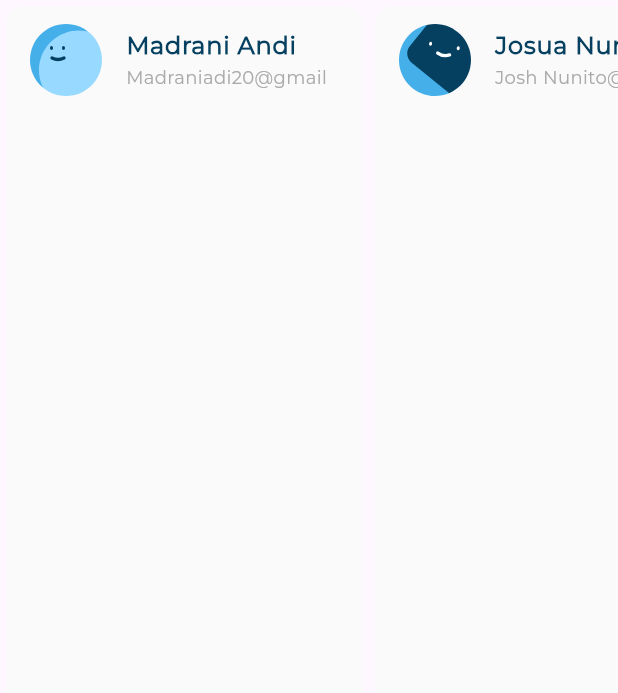
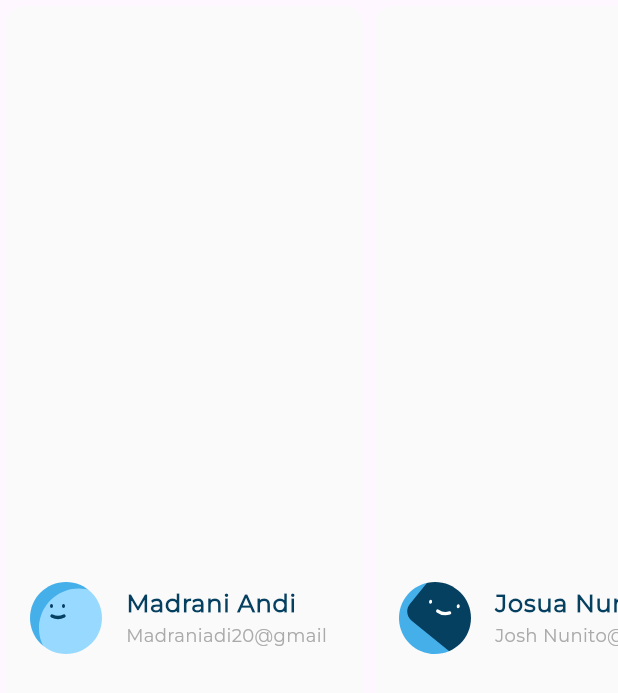
Before and after one commit to Omar-Tmam/Flutter-Responsive-Adaptive-UI-Design, a Flutter app: the LatestTransactionListView widget shown alone on an empty page, opened directly, on a phone screen of 412 x 824 dp. Shown: the top 693 px of the screen. Run offline on Flutter 3.47's test engine with Material 3 defaults, Android fonts, the phone set to English and light mode, and no system bars; our stand-ins replace flutter_svg.

```diff
--- a/lib/Features/home_view/presentation/views/dash_board_desktop_layout.dart
+++ b/lib/Features/home_view/presentation/views/dash_board_desktop_layout.dart
@@ -23,6 +23,7 @@ class DashBoardDesktopLayout extends StatelessWidget {
                   height: 24,
                 ),
                 QuickInvoice(),
+
               ],
             ))
       ],
--- a/lib/Features/home_view/presentation/views/widgets/latest_transaction_list_view.dart
+++ b/lib/Features/home_view/presentation/views/widgets/latest_transaction_list_view.dart
@@ -24,8 +24,18 @@ class LatestTransactionListView extends StatelessWidget {
   ];
   @override
   Widget build(BuildContext context) {
+    return SingleChildScrollView(
+      scrollDirection: Axis.horizontal,
+      child: Row(
+        children: items
+            .map(
+              (e) => IntrinsicWidth(child: UserInfoListTile(userInfoModel: e)),
+            )
+            .toList(),
+      ),
+    );
     return SizedBox(
-      height: 500,
+      height: 80,
       child: ListView.builder(
           scrollDirection: Axis.horizontal,
           itemCount: items.length,
--- a/lib/Features/home_view/presentation/views/widgets/latest_transaction_section.dart
+++ b/lib/Features/home_view/presentation/views/widgets/latest_transaction_section.dart
@@ -1,5 +1,6 @@
 import 'package:flutter/material.dart';
 import 'package:responsive_dashboard/Core/utils/styles.dart';
+import 'package:responsive_dashboard/Features/home_view/presentation/views/widgets/custom_text_field.dart';
 import 'package:responsive_dashboard/Features/home_view/presentation/views/widgets/latest_transaction_list_view.dart';
 
 class LatestTransactionSection extends StatelessWidget {
@@ -8,12 +9,17 @@ class LatestTransactionSection extends StatelessWidget {
   @override
   Widget build(BuildContext context) {
     return Column(
+      crossAxisAlignment: CrossAxisAlignment.start,
       children: [
         Text('Latest Transaction', style: AppStyles.styleMedium16),
         SizedBox(
           height: 16,
         ),
         LatestTransactionListView(),
+        Divider(
+          height: 48,
+        ),
+        CustomTextField()
       ],
     );
   }
--- a/lib/Features/home_view/presentation/views/widgets/quick_invoice.dart
+++ b/lib/Features/home_view/presentation/views/widgets/quick_invoice.dart
@@ -2,6 +2,7 @@ import 'package:flutter/material.dart';
 import 'package:responsive_dashboard/Features/home_view/presentation/views/widgets/all_expenses_header.dart';
 import 'package:responsive_dashboard/Features/home_view/presentation/views/widgets/custom_background_container.dart';
 import 'package:responsive_dashboard/Features/home_view/presentation/views/widgets/latest_transaction_list_view.dart';
+import 'package:responsive_dashboard/Features/home_view/presentation/views/widgets/latest_transaction_section.dart';
 
 class QuickInvoice extends StatelessWidget {
   const QuickInvoice({super.key});
@@ -24,7 +25,7 @@ class QuickInvoice extends StatelessWidget {
           SizedBox(
             height: 24,
           ),
-          LatestTransactionListView(),
+          LatestTransactionSection(),
         ],
       ),
     );
--- a/lib/Features/home_view/presentation/views/widgets/user_info_list_tile.dart
+++ b/lib/Features/home_view/presentation/views/widgets/user_info_list_tile.dart
@@ -5,7 +5,8 @@ import 'package:responsive_dashboard/Features/home_view/data/models/user_info_mo
 
 class UserInfoListTile extends StatelessWidget {
   const UserInfoListTile({
-    super.key, required this.userInfoModel,
+    super.key,
+    required this.userInfoModel,
   });
   final UserInfoModel userInfoModel;
 
@@ -14,6 +15,7 @@ class UserInfoListTile extends StatelessWidget {
     return Card(
       elevation: 0,
       color: Color(0xffFAFAFA),
+      child: Center(
         child: ListTile(
           leading: SvgPicture.asset(userInfoModel.image),
           title: Text(
@@ -25,6 +27,7 @@ class UserInfoListTile extends StatelessWidget {
             style: AppStyles.styleRegular12,
           ),
         ),
+      ),
     );
   }
 }
```
Also changed, not shown: lib/Features/home_view/presentation/views/widgets/custom_text_field.dart (added, +27 -0 lines). Lines whose indentation alone changed are shown as unchanged.
